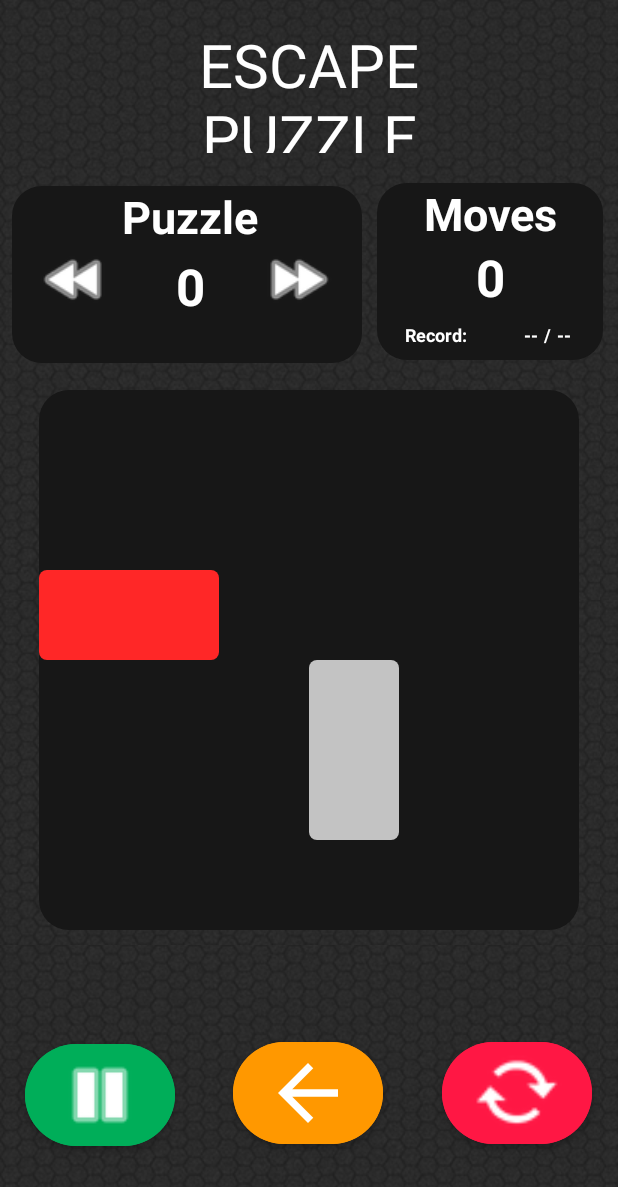
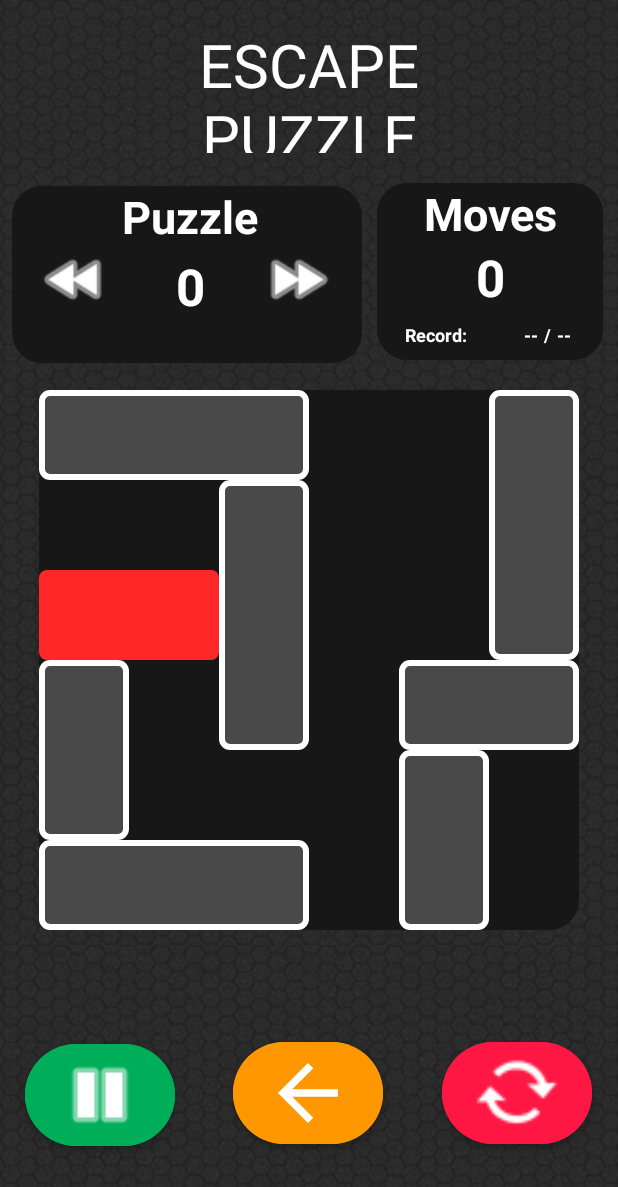
Before and after one commit to Philippe-Savard/INF8405_labs, an Android app: the PuzzleActivity screen opened directly, with no data from a screen before it, on a phone screen of 412 x 824 dp. Shown: the top 1187 px of the screen. Run offline under Robolectric (Android 15) with nearby library versions, the phone set to English and light mode, and no system bars; Roboto replaces fonts that are not available here.

Commit message:
Fix stuff

```diff
--- a/TP1/app/src/main/java/com/inf8405/tp1/PuzzleActivity.java
+++ b/TP1/app/src/main/java/com/inf8405/tp1/PuzzleActivity.java
@@ -9,6 +9,7 @@ import java.util.Stack;
 
 import android.annotation.SuppressLint;
 import android.content.Intent;
+import android.media.Image;
 import android.os.Bundle;
 import android.util.Log;
 import android.util.Pair;
@@ -16,14 +17,23 @@ import android.view.MotionEvent;
 import android.view.View;
 import android.view.ViewGroup;
 import android.widget.ImageView;
+import android.widget.TextView;
 
 public class PuzzleActivity extends AppCompatActivity implements View.OnTouchListener{
     int[][] stackedGrid;
-    int[][] gridArray = new int[7][7];
+    int[][] gridArray = new int[8][8];
     int moveCount = 0;
+    int gridElementSize;
     Stack<Object[]> stateStack = new Stack<>();
     ImageView _bloc1;
     ImageView _bloc2;
+    ImageView _bloc3;
+    ImageView _bloc4;
+    ImageView _bloc5;
+    ImageView _bloc6;
+    ImageView _bloc7;
+    ImageView _bloc8;
+    TextView _moveCount;
     ViewGroup _board;
     private int _dx;
     private int _dy;
@@ -37,11 +47,33 @@ public class PuzzleActivity extends AppCompatActivity implements View.OnTouchLis
         _board = (ViewGroup) findViewById(R.id.layout_middle_gameboard);
         _bloc1 = findViewById(R.id.bloc1);
         _bloc2 = findViewById((R.id.bloc2));
+        _bloc3 = findViewById(R.id.bloc3);
+        _bloc4 = findViewById((R.id.bloc4));
+        _bloc5 = findViewById(R.id.bloc5);
+        _bloc6 = findViewById((R.id.bloc6));
+        _bloc7 = findViewById(R.id.bloc7);
+        _bloc8 = findViewById((R.id.bloc8));
+        _moveCount = findViewById(R.id.txt_moves_num);
         _bloc1.setOnTouchListener(this);
         _bloc2.setOnTouchListener(this);
+        _bloc3.setOnTouchListener(this);
+        _bloc4.setOnTouchListener(this);
+        _bloc5.setOnTouchListener(this);
+        _bloc6.setOnTouchListener(this);
+        _bloc7.setOnTouchListener(this);
+        _bloc8.setOnTouchListener(this);
+
+
+        defineGridElementSize();
         gridFill();
         updateBlocGrid(_bloc1, true);
         updateBlocGrid(_bloc2, true);
+        updateBlocGrid(_bloc3, true);
+        updateBlocGrid(_bloc4, true);
+        updateBlocGrid(_bloc5, true);
+        updateBlocGrid(_bloc6, true);
+        updateBlocGrid(_bloc7, true);
+        updateBlocGrid(_bloc8, true);
     }
 
     public void hideToolBr() {
@@ -54,12 +86,18 @@ public class PuzzleActivity extends AppCompatActivity implements View.OnTouchLis
 
         getWindow().getDecorView().setSystemUiVisibility(uiOptions);
     }
+
+    public void defineGridElementSize(){
+        ViewGroup.LayoutParams lParams = (ConstraintLayout.LayoutParams) _bloc1.getLayoutParams();
+        gridElementSize = lParams.height > lParams.width ? lParams.width : lParams.height;
+    }
+
     public void gridFill() {
-        for(int i = 0; i < 7; i++){
-            for(int j = 0; j < 7; j++){
+        for(int i = 0; i < 8; i++){
+            for(int j = 0; j < 8; j++){
                 if(i == 6 && j == 2){
                     gridArray[i][j] = 0;
-                } else if(i == 6 || j == 6){
+                } else if(i >= 6 || j >= 6){
                     gridArray[i][j] = 1;
                 } else{
                     gridArray[i][j] = 0;
@@ -67,12 +105,13 @@ public class PuzzleActivity extends AppCompatActivity implements View.OnTouchLis
             }
         }
     }
+
     public void updateBlocGrid(View view, boolean isAdd){
         ConstraintLayout.LayoutParams lParams = (ConstraintLayout.LayoutParams) view.getLayoutParams();
         boolean isBlocVertical = lParams.height > lParams.width;
         int blocSize = lParams.height > lParams.width ? Math.round(lParams.height / lParams.width) : Math.round(lParams.width / lParams.height);
-        int horizontalPosition = Math.max(lParams.leftMargin / 165, 0);
-        int verticalPosition = Math.max(lParams.topMargin / 165, 0);
+        int horizontalPosition = Math.max(lParams.leftMargin / gridElementSize, 0);
+        int verticalPosition = Math.max(lParams.topMargin / gridElementSize, 0);
         if(isBlocVertical){
             for(int i = 0; i < blocSize; i++){
                 gridArray[horizontalPosition][verticalPosition + i] = isAdd ? 1 : 0;
@@ -86,12 +125,16 @@ public class PuzzleActivity extends AppCompatActivity implements View.OnTouchLis
 
 
     public void checkGrid(){
-        for(int i = 0; i < 7; i++){
-            for(int j = 0; j < 7; j++){
+        for(int i = 0; i < 8; i++){
+            for(int j = 0; j < 8; j++){
                 System.out.print(gridArray[i][j] + ",");
             }
             System.out.println();
         }
+    }
+
+    public void victory(){
+        _moveCount.setText(Integer.toString(99));
     }
 
     @SuppressLint("ClickableViewAccessibility")
@@ -119,19 +162,19 @@ public class PuzzleActivity extends AppCompatActivity implements View.OnTouchLis
                 } else {
                     lParams.leftMargin = Math.max(x - _dx, 0);
                 }
-                int horizontalFloor = Math.max(lParams.leftMargin / 165, 0);
-                int verticalFloor = Math.max(lParams.topMargin / 165, 0);
-                int horizontalCeil = (int) Math.max(Math.ceil(lParams.leftMargin / 165), 0);
-                int verticalCeil = (int) Math.max(Math.ceil(lParams.topMargin / 165), 0);
+                int horizontalFloor = Math.max(lParams.leftMargin / gridElementSize, 0);
+                int verticalFloor = Math.max(lParams.topMargin / gridElementSize, 0);
+                int horizontalCeil = (int) Math.max(Math.ceil(lParams.leftMargin / gridElementSize), 0);
+                int verticalCeil = (int) Math.max(Math.ceil(lParams.topMargin / gridElementSize), 0);
                 if(isBlocVertical){
                     if(gridArray[horizontalFloor][verticalFloor] == 1) {
-                        lParams.topMargin = (verticalFloor + 1) * 165;
+                        lParams.topMargin = (verticalFloor + 1) * gridElementSize;
                         _dx = x - lParams.leftMargin;
                         _dy = y - lParams.topMargin;
                         break;
                     }
                     if(gridArray[horizontalCeil][verticalCeil + blocSize] == 1) {
-                        lParams.topMargin = (verticalCeil) * 165;
+                        lParams.topMargin = (verticalCeil) * gridElementSize;
                         _dx = x - lParams.leftMargin;
                         _dy = y - lParams.topMargin;
                         break;
@@ -139,13 +182,13 @@ public class PuzzleActivity extends AppCompatActivity implements View.OnTouchLis
 
                 } else {
                     if(gridArray[horizontalFloor][verticalFloor] == 1) {
-                        lParams.leftMargin = (horizontalFloor + 1) * 165;
+                        lParams.leftMargin = (horizontalFloor + 1) * gridElementSize;
                         _dx = x - lParams.leftMargin;
                         _dy = y - lParams.topMargin;
                         break;
                     }
                     if(gridArray[horizontalCeil + blocSize][verticalCeil] == 1) {
-                        lParams.leftMargin = (horizontalCeil) * 165;
+                        lParams.leftMargin = (horizontalCeil) * gridElementSize;
                         _dx = x - lParams.leftMargin;
                         _dy = y - lParams.topMargin;
                         break;
@@ -155,16 +198,16 @@ public class PuzzleActivity extends AppCompatActivity implements View.OnTouchLis
                 break;
             case MotionEvent.ACTION_UP:
                 if(isBlocVertical){
-                    if(lParams.topMargin % 165 > 82){
-                        lParams.topMargin += 165 - lParams.topMargin % 165;
+                    if(lParams.topMargin % gridElementSize > gridElementSize / 2){
+                        lParams.topMargin += gridElementSize - lParams.topMargin % gridElementSize;
                     } else {
-                        lParams.topMargin -= lParams.topMargin % 165;
+                        lParams.topMargin -= lParams.topMargin % gridElementSize;
                     }
                 } else {
-                    if(lParams.leftMargin % 165 > 82){
-                        lParams.leftMargin += 165 - lParams.leftMargin % 165;
+                    if(lParams.leftMargin % gridElementSize > gridElementSize / 2){
+                        lParams.leftMargin += gridElementSize - lParams.leftMargin % gridElementSize;
                     } else {
-                        lParams.leftMargin -= lParams.leftMargin % 165;
+                        lParams.leftMargin -= lParams.leftMargin % gridElementSize;
                     }
                 }
                 view.setLayoutParams(lParams);
@@ -173,13 +216,16 @@ public class PuzzleActivity extends AppCompatActivity implements View.OnTouchLis
                     stateStack.pop();
                 } else {
                     moveCount++;
-                    System.out.println(moveCount);
+                    _moveCount.setText(Integer.toString(moveCount));
                 }
                 break;
             case MotionEvent.ACTION_CANCEL:
                 updateBlocGrid(view, true);
             default:
                 break;
+        }
+        if(gridArray[6][2] == 1){
+            victory();
         }
         _board.invalidate();
         return true;
@@ -192,7 +238,7 @@ public class PuzzleActivity extends AppCompatActivity implements View.OnTouchLis
         ImageView bloc = findViewById(((View) undo[1]).getId());
         bloc.setLayoutParams((ConstraintLayout.LayoutParams) undo[2]);
         moveCount--;
-        System.out.println(moveCount);
+        _moveCount.setText(Integer.toString(moveCount));
     }
 
     public void onButtonReset(View view) {
--- a/TP1/app/src/main/res/drawable/bloc_regular.xml
+++ b/TP1/app/src/main/res/drawable/bloc_regular.xml
@@ -1,5 +1,6 @@
 <?xml version="1.0" encoding="UTF-8"?>
 <shape xmlns:android="http://schemas.android.com/apk/res/android" android:id="@+id/listview_background_shape">
     <corners android:radius="5dp" />
-    <solid android:color="#C3C3C3" />
+    <solid android:color="#494949" />
+    <stroke android:width="4dp" android:color="#FFFFFF"/>
 </shape>
--- a/TP1/app/src/main/res/layout/activity_puzzle_page.xml
+++ b/TP1/app/src/main/res/layout/activity_puzzle_page.xml
@@ -327,16 +327,6 @@
 
         <ImageView
             android:id="@+id/bloc1"
-            android:layout_width="60dp"
-            android:layout_height="120dp"
-            android:layout_marginStart="180dp"
-            android:layout_marginTop="180dp"
-            app:layout_constraintStart_toStartOf="parent"
-            app:layout_constraintTop_toTopOf="parent"
-            app:srcCompat="@drawable/bloc_regular" />
-
-        <ImageView
-            android:id="@+id/bloc2"
             android:layout_width="120dp"
             android:layout_height="60dp"
             android:layout_marginStart="0dp"
@@ -344,6 +334,76 @@
             app:layout_constraintStart_toStartOf="parent"
             app:layout_constraintTop_toTopOf="parent"
             app:srcCompat="@drawable/bloc" />
+
+        <ImageView
+            android:id="@+id/bloc2"
+            android:layout_width="60dp"
+            android:layout_height="120dp"
+            android:layout_marginStart="0dp"
+            android:layout_marginTop="180dp"
+            app:layout_constraintStart_toStartOf="parent"
+            app:layout_constraintTop_toTopOf="parent"
+            app:srcCompat="@drawable/bloc_regular" />
+
+        <ImageView
+            android:id="@+id/bloc3"
+            android:layout_width="180dp"
+            android:layout_height="60dp"
+            android:layout_marginStart="0dp"
+            android:layout_marginTop="0dp"
+            app:layout_constraintStart_toStartOf="parent"
+            app:layout_constraintTop_toTopOf="parent"
+            app:srcCompat="@drawable/bloc_regular" />
+
+        <ImageView
+            android:id="@+id/bloc4"
+            android:layout_width="60dp"
+            android:layout_height="180dp"
+            android:layout_marginStart="120dp"
+            android:layout_marginTop="60dp"
+            app:layout_constraintStart_toStartOf="parent"
+            app:layout_constraintTop_toTopOf="parent"
+            app:srcCompat="@drawable/bloc_regular" />
+
+        <ImageView
+            android:id="@+id/bloc5"
+            android:layout_width="180dp"
+            android:layout_height="60dp"
+            android:layout_marginStart="0dp"
+            android:layout_marginTop="300dp"
+            app:layout_constraintStart_toStartOf="parent"
+            app:layout_constraintTop_toTopOf="parent"
+            app:srcCompat="@drawable/bloc_regular" />
+
+        <ImageView
+            android:id="@+id/bloc6"
+            android:layout_width="60dp"
+            android:layout_height="180dp"
+            android:layout_marginStart="300dp"
+            android:layout_marginTop="0dp"
+            app:layout_constraintStart_toStartOf="parent"
+            app:layout_constraintTop_toTopOf="parent"
+            app:srcCompat="@drawable/bloc_regular" />
+
+        <ImageView
+            android:id="@+id/bloc7"
+            android:layout_width="120dp"
+            android:layout_height="60dp"
+            android:layout_marginStart="240dp"
+            android:layout_marginTop="180dp"
+            app:layout_constraintStart_toStartOf="parent"
+            app:layout_constraintTop_toTopOf="parent"
+            app:srcCompat="@drawable/bloc_regular" />
+
+        <ImageView
+            android:id="@+id/bloc8"
+            android:layout_width="60dp"
+            android:layout_height="120dp"
+            android:layout_marginStart="240dp"
+            android:layout_marginTop="240dp"
+            app:layout_constraintStart_toStartOf="parent"
+            app:layout_constraintTop_toTopOf="parent"
+            app:srcCompat="@drawable/bloc_regular" />
 
     </androidx.constraintlayout.widget.ConstraintLayout>
 
```
